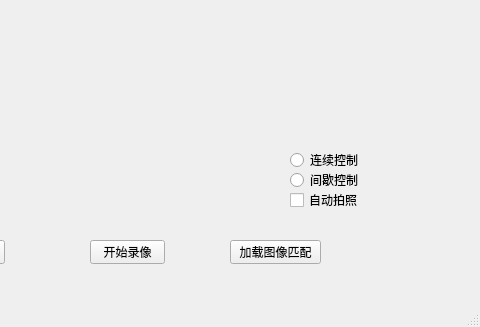
Before: the Qt Designer form ui/MainWindow.ui in canoe-Z/TelloRS, drawn with Qt 5; both pictures show x 320 to 800 and y 273 to 600 of the 800 by 600 pixel window.
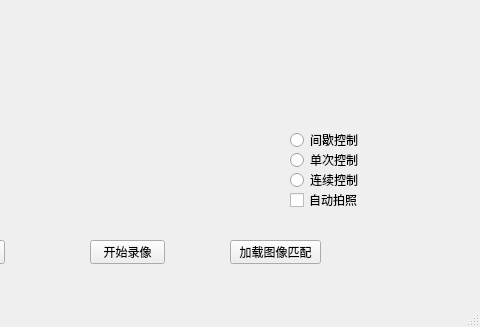
After: the same form once the commit is applied.

What changed in the file:
```diff
--- a/ui/MainWindow.ui
+++ b/ui/MainWindow.ui
@@ -83,25 +83,25 @@
     <property name="geometry">
      <rect>
       <x>610</x>
-      <y>420</y>
-      <width>95</width>
-      <height>20</height>
-     </rect>
-    </property>
-    <property name="text">
-     <string>间歇控制</string>
-    </property>
-   </widget>
-   <widget class="QRadioButton" name="rbtn_move_rc">
-    <property name="geometry">
-     <rect>
-      <x>610</x>
       <y>400</y>
       <width>95</width>
       <height>20</height>
      </rect>
     </property>
     <property name="text">
+     <string>单次控制</string>
+    </property>
+   </widget>
+   <widget class="QRadioButton" name="rbtn_move_rc">
+    <property name="geometry">
+     <rect>
+      <x>610</x>
+      <y>420</y>
+      <width>95</width>
+      <height>20</height>
+     </rect>
+    </property>
+    <property name="text">
      <string>连续控制</string>
     </property>
    </widget>
@@ -131,6 +131,19 @@
      <string>加载图像匹配</string>
     </property>
    </widget>
+   <widget class="QRadioButton" name="rbtn_move_fixed">
+    <property name="geometry">
+     <rect>
+      <x>610</x>
+      <y>380</y>
+      <width>95</width>
+      <height>20</height>
+     </rect>
+    </property>
+    <property name="text">
+     <string>间歇控制</string>
+    </property>
+   </widget>
   </widget>
   <widget class="QMenuBar" name="menubar">
    <property name="geometry">
```
